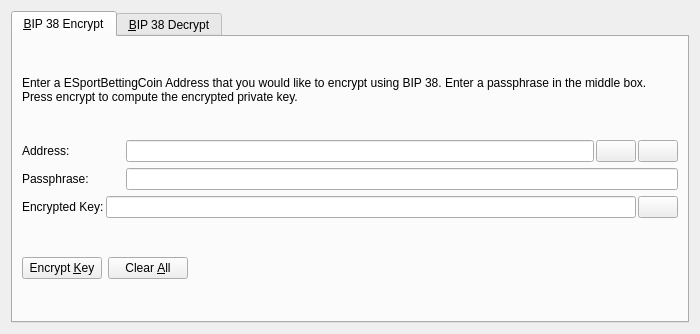
Old version of the form src/qt/forms/bip38tooldialog.ui in the repository decenomy/ESBC2.
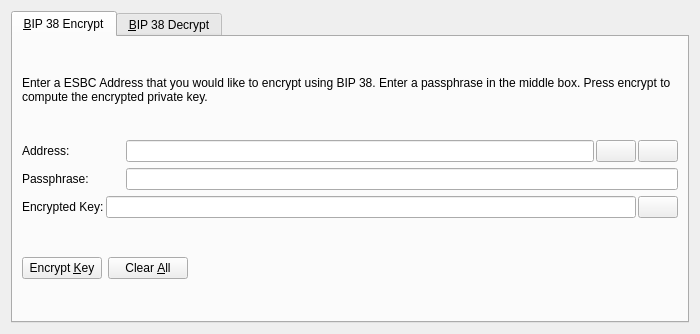
New version of the form. The open tabs and pages were chosen to show the change. Icons and pictures are not drawn. Custom widgets are drawn as their Qt base class.

The edit to the form file:
```diff
--- a/src/qt/forms/bip38tooldialog.ui
+++ b/src/qt/forms/bip38tooldialog.ui
@@ -30,7 +30,7 @@
        <item>
         <widget class="QLabel" name="infoLabel_ENC">
          <property name="text">
-          <string>Enter a ESportBettingCoin Address that you would like to encrypt using BIP 38. Enter a passphrase in the middle box. Press encrypt to compute the encrypted private key.</string>
+          <string>Enter a ESBC Address that you would like to encrypt using BIP 38. Enter a passphrase in the middle box. Press encrypt to compute the encrypted private key.</string>
          </property>
          <property name="textFormat">
           <enum>Qt::PlainText</enum>
```
Left out of the diff: 8 changed lines with no effect on the pictures.
